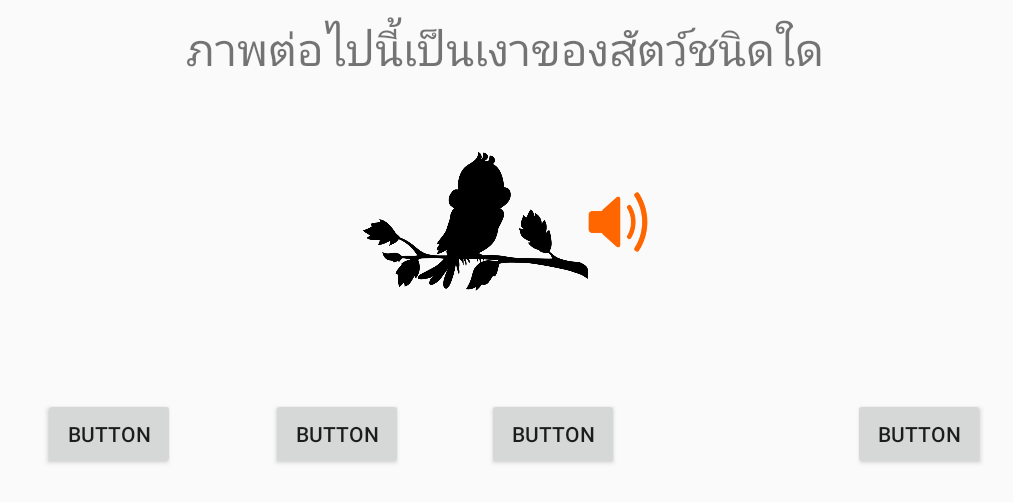
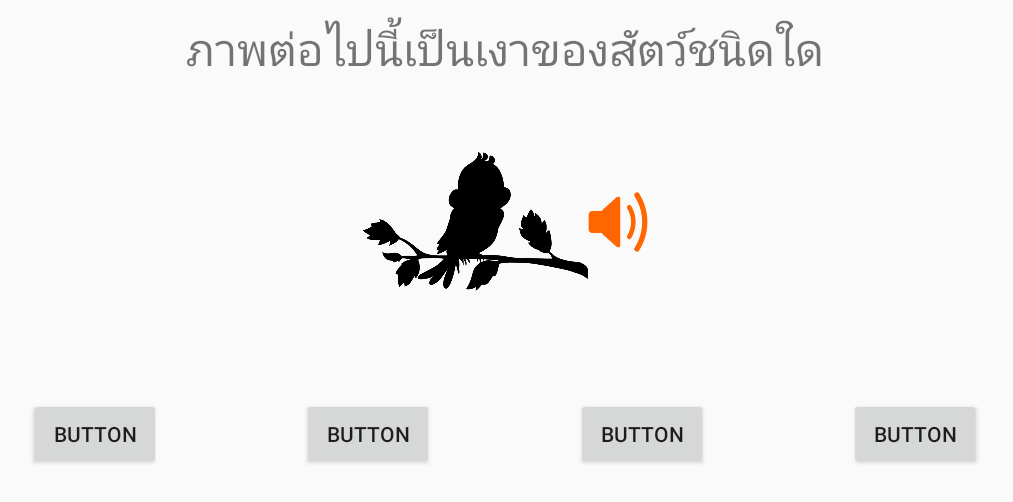
Before and after one commit to Apisit-Pinthong/AnimalForFun3, an Android app: the screen it shows after launch (Game), on a phone screen of 824 x 412 dp (held sideways). Shown: the top 502 px of the screen, without its empty margins (113-1126 px from the left). Run offline under Robolectric (Android 15) with nearby library versions, the phone set to English and light mode, and no system bars.

Commit message:
setQuestion() complete

```diff
--- a/app/src/main/res/layout/activity_game.xml
+++ b/app/src/main/res/layout/activity_game.xml
@@ -21,11 +21,11 @@
         android:id="@+id/btn1"
         android:layout_width="wrap_content"
         android:layout_height="wrap_content"
-        android:layout_marginStart="104dp"
-        android:layout_marginLeft="104dp"
         android:layout_marginTop="40dp"
         android:text="Button"
         app:layout_constraintBottom_toBottomOf="parent"
+        app:layout_constraintEnd_toStartOf="@+id/btn2"
+        app:layout_constraintHorizontal_bias="0.5"
         app:layout_constraintStart_toStartOf="parent"
         app:layout_constraintTop_toBottomOf="@+id/img_animal"
         app:layout_constraintVertical_bias="0.029" />
@@ -34,10 +34,10 @@
         android:id="@+id/btn2"
         android:layout_width="wrap_content"
         android:layout_height="wrap_content"
-        android:layout_marginStart="64dp"
-        android:layout_marginLeft="64dp"
         android:text="Button"
         app:layout_constraintBottom_toBottomOf="@+id/btn1"
+        app:layout_constraintEnd_toStartOf="@+id/btn3"
+        app:layout_constraintHorizontal_bias="0.5"
         app:layout_constraintStart_toEndOf="@+id/btn1"
         app:layout_constraintTop_toTopOf="@+id/btn1" />
 
@@ -45,10 +45,10 @@
         android:id="@+id/btn3"
         android:layout_width="wrap_content"
         android:layout_height="wrap_content"
-        android:layout_marginStart="56dp"
-        android:layout_marginLeft="56dp"
         android:text="Button"
         app:layout_constraintBottom_toBottomOf="@+id/btn2"
+        app:layout_constraintEnd_toStartOf="@+id/btn4"
+        app:layout_constraintHorizontal_bias="0.5"
         app:layout_constraintStart_toEndOf="@+id/btn2"
         app:layout_constraintTop_toTopOf="@+id/btn2" />
 
@@ -56,16 +56,13 @@
         android:id="@+id/btn4"
         android:layout_width="wrap_content"
         android:layout_height="wrap_content"
-        android:layout_marginStart="60dp"
-        android:layout_marginLeft="60dp"
-        android:layout_marginEnd="92dp"
-        android:layout_marginRight="92dp"
         android:text="Button"
         app:layout_constraintBottom_toBottomOf="@+id/btn3"
         app:layout_constraintEnd_toEndOf="parent"
-        app:layout_constraintHorizontal_bias="1.0"
+        app:layout_constraintHorizontal_bias="0.5"
         app:layout_constraintStart_toEndOf="@+id/btn3"
-        app:layout_constraintTop_toTopOf="@+id/btn3" />
+        app:layout_constraintTop_toTopOf="@+id/btn3"
+        app:layout_constraintVertical_bias="0.0" />
 
     <ImageButton
         android:id="@+id/imb_volume"
```
Also changed, not shown: 10 other files.
